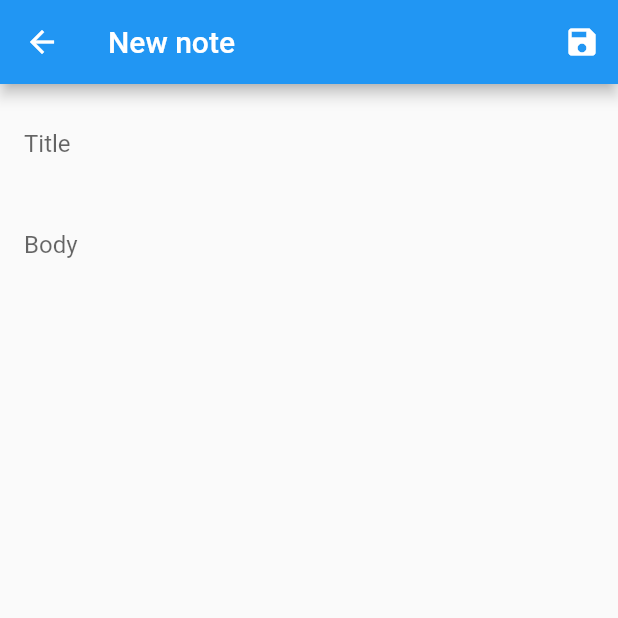
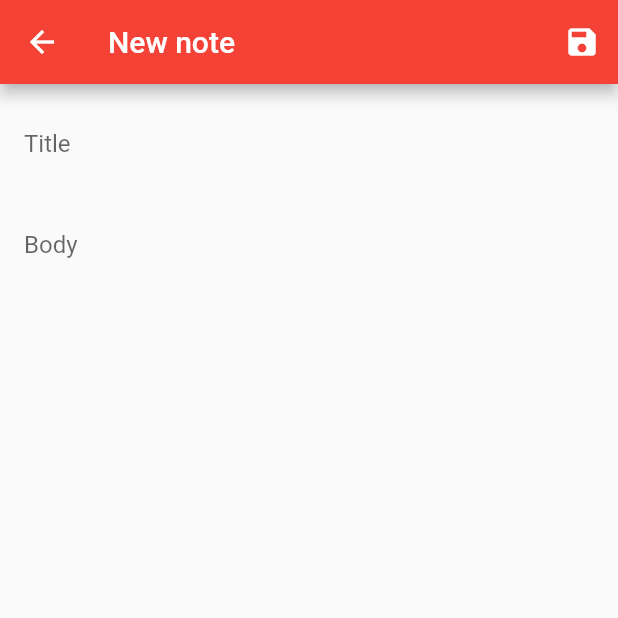
Before and after one commit to magicleon94/YANA, a Flutter app: the screen it shows once a user with an empty profile is signed in, after a tap on the "add" icon, on a phone screen of 412 x 824 dp, the top half of it. Run offline on Flutter 3.47's test engine with Material 2 defaults, Android fonts, the phone set to English and light mode, and no system bars; our stand-ins replace cloud_firestore, firebase_auth, flutter_signin_button, google_sign_in; accounts and stored records are empty.

Commit message:
Cleanup and colors

```diff
--- a/lib/NoteEditor.dart
+++ b/lib/NoteEditor.dart
@@ -40,7 +40,9 @@ class _NoteEditorState extends State<NoteEditor> {
     return Scaffold(
       resizeToAvoidBottomPadding: false,
       appBar: AppBar(
-        title: Text("New note"),
+        title: Text(StringUtils.isNullOrEmpty(widget.noteReference)
+            ? "New note"
+            : "Edit note"),
         actions: <Widget>[
           IconButton(
             icon: Icon(Icons.save),
@@ -56,7 +58,8 @@ class _NoteEditorState extends State<NoteEditor> {
             .first,
         builder: (BuildContext context, AsyncSnapshot snapshot) {
           if (snapshot.hasData) {
-            if (snapshot.data != null && !StringUtils.isNullOrEmpty(widget.noteReference)) {
+            if (snapshot.data != null &&
+                !StringUtils.isNullOrEmpty(widget.noteReference)) {
               _titleController.text = snapshot.data["title"];
               _textController.text = snapshot.data["text"];
             }
--- a/lib/NotesScreen.dart
+++ b/lib/NotesScreen.dart
@@ -4,6 +4,7 @@ import 'package:yana/AuthProvider.dart';
 import 'package:cloud_firestore/cloud_firestore.dart';
 import 'package:yana/NoteEditor.dart';
 import 'package:yana/Models/Note.dart';
+import 'package:yana/NoteTile.dart';
 
 class NotesScreen extends StatefulWidget {
   _NotesScreenState createState() => _NotesScreenState();
@@ -17,7 +18,9 @@ class _NotesScreenState extends State<NotesScreen> {
     user = AuthProvider.of(context).user;
 
     return Scaffold(
-      appBar: AppBar(title: Text("YANA"),),
+        appBar: AppBar(
+          title: Text("YANA"),
+        ),
         body: StreamBuilder<QuerySnapshot>(
           stream: Firestore.instance.collection(user.uid).snapshots(),
           builder:
@@ -33,19 +36,12 @@ class _NotesScreenState extends State<NotesScreen> {
               default:
                 return ListView(
                   children: snapshot.data.documents
-                      .map<Widget>(
-                        (DocumentSnapshot document) => new ListTile(
-                              title:
-                                  Text(document.data["title"] ?? "<No title>"),
-                              subtitle: Text(
-                                document.data["text"] ?? "<No text>",
-                                overflow: TextOverflow.ellipsis,
-                                maxLines: 1,
-                              ),
-                              onTap: () =>
-                                  editNote(document),
-                            ),
-                      )
+                      .map<Widget>((DocumentSnapshot document) => NoteTile(
+                                title: document.data["title"] ?? "<No title>",
+                                subtitle: document.data["text"] ?? "<No text>",
+                                onTap: () => editNote(document),
+                              )
+                          )
                       .toList(),
                 );
             }
@@ -59,9 +55,7 @@ class _NotesScreenState extends State<NotesScreen> {
 
   void createNote() {
     Navigator.of(context).push(MaterialPageRoute(
-        builder: (context) => AuthProvider(
-            child: NoteEditor(),
-            user: user)));
+        builder: (context) => AuthProvider(child: NoteEditor(), user: user)));
   }
 
   void editNote(DocumentSnapshot document) {
@@ -69,7 +63,10 @@ class _NotesScreenState extends State<NotesScreen> {
     note.uid = document.reference.documentID;
 
     Navigator.of(context).push(MaterialPageRoute(
-        builder: (context) =>
-            AuthProvider(child: NoteEditor(noteReference: document.documentID,), user: user)));
+        builder: (context) => AuthProvider(
+            child: NoteEditor(
+              noteReference: document.documentID,
+            ),
+            user: user)));
   }
 }
--- a/lib/Routes/RouterProvider.dart
+++ /dev/null
@@ -1,5 +0,0 @@
-import 'package:fluro/fluro.dart';
-
-class RoutesProvider {
-  static Router router;
-}
--- a/lib/Routes/Routes.dart
+++ /dev/null
@@ -1,14 +0,0 @@
-import 'package:fluro/fluro.dart';
-import 'package:yana/Routes/RouteHandlers.dart';
-
-class Routes {
-  static String root = "/";
-  static String notesScreen = "/notesScreen";
-  static String newNote = "/newNote";
-  static String editNote = "/editNote";
-
-  static void configureRoutes(Router router) {
-    router.define(newNote, handler: newNoteHandler);
-    router.define(editNote,handler: editNoteHandler);
-  }
-}
--- a/lib/main.dart
+++ b/lib/main.dart
@@ -1,8 +1,5 @@
-import 'package:fluro/fluro.dart';
 import 'package:flutter/material.dart';
 import 'package:firebase_auth/firebase_auth.dart';
-import 'package:yana/Routes/RouterProvider.dart';
-import 'package:yana/Routes/Routes.dart';
 import 'package:yana/SplashScreen.dart';
 import 'package:yana/NotesScreen.dart';
 import 'package:yana/LoginScreen.dart';
@@ -11,17 +8,16 @@ import 'package:yana/AuthProvider.dart';
 void main() => runApp(MyApp());
 
 class MyApp extends StatelessWidget {
-  // This widget is the root of your application.
   @override
   Widget build(BuildContext context) {
-    Router router = new Router();
-    Routes.configureRoutes(router);
-    RoutesProvider.router = router;
-
     return MaterialApp(
       title: 'Yet Another Notes App',
       theme: ThemeData(
-        primarySwatch: Colors.blue,
+        primaryColorDark: Color(0xFFD32F2F),
+        primaryColorLight: Color(0xFFFFCDD2),
+        primaryColor: Color(0xFFF44336),
+        accentColor: Color(0xFFFF5722),
+        dividerColor: Color(0xFFBDBDBD),
       ),
       home: MainPage(),
     );
--- a/pubspec.yaml
+++ b/pubspec.yaml
@@ -19,7 +19,6 @@ dependencies:
   google_sign_in: ^3.2.4
   cloud_firestore: ^0.8.2+3
   flutter_signin_button:
-  fluro: ^1.4.0
 
   # The following adds the Cupertino Icons font to your application.
   # Use with the CupertinoIcons class for iOS style icons.
```
Also changed, not shown: lib/NoteTile.dart (added, +26 -0 lines), lib/Routes/RouteHandlers.dart (deleted, +0 -13 lines).
